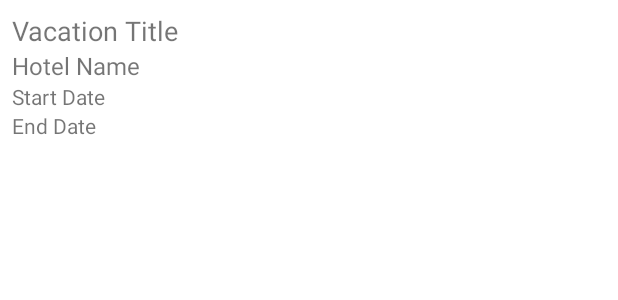
After one commit to cin-ji/TourX, an Android app: the layout vacation_item.xml on its own in the app's theme, with its tools: preview values and no code run, on a phone screen of 412 x 824 dp. The commit adds this screen. Shown: the top 300 px of the screen. Run offline under Robolectric (Android 15) with nearby library versions, the phone set to English and light mode, and no system bars.

Commit message:
Created vacation and excurtion RecyclerView layouts. Added strings and color xml files for text and color.

```diff
--- /dev/null
+++ b/app/src/main/res/layout/vacation_item.xml
@@ -0,0 +1,36 @@
+<?xml version="1.0" encoding="utf-8"?>
+<LinearLayout xmlns:android="http://schemas.android.com/apk/res/android"
+    android:layout_width="match_parent"
+    android:layout_height="wrap_content"
+    android:orientation="vertical"
+    android:padding="8dp">
+
+    <TextView
+        android:id="@+id/textViewVacationTitle"
+        android:layout_width="wrap_content"
+        android:layout_height="wrap_content"
+        android:text="@string/vacation_title"
+        android:textSize="18sp" />
+
+    <TextView
+        android:id="@+id/textViewHotelName"
+        android:layout_width="wrap_content"
+        android:layout_height="wrap_content"
+        android:text="@string/hotel_name"
+        android:textSize="16sp" />
+
+    <TextView
+        android:id="@+id/textViewStartDate"
+        android:layout_width="wrap_content"
+        android:layout_height="wrap_content"
+        android:text="@string/start_date"
+        android:textSize="14sp" />
+
+    <TextView
+        android:id="@+id/textViewEndDate"
+        android:layout_width="wrap_content"
+        android:layout_height="wrap_content"
+        android:text="@string/end_date"
+        android:textSize="14sp" />
+
+</LinearLayout>
--- a/app/src/main/res/values/colors.xml
+++ b/app/src/main/res/values/colors.xml
@@ -3,7 +3,7 @@
     <color name="purple_200">#FFBB86FC</color>
     <color name="purple_500">#FF6200EE</color>
     <color name="purple_700">#FF3700B3</color>
-    <color name="teal_200">#FF03DAC5</color>
+    <color name="teal_200">#8800FF</color>
     <color name="teal_700">#FF018786</color>
     <color name="black">#FF000000</color>
     <color name="white">#FFFFFFFF</color>
```
Also changed, not shown: app/src/main/res/layout/excursion_item.xml (added, +22 -0 lines), app/src/main/res/values/strings.xml (+24 -1 lines).
